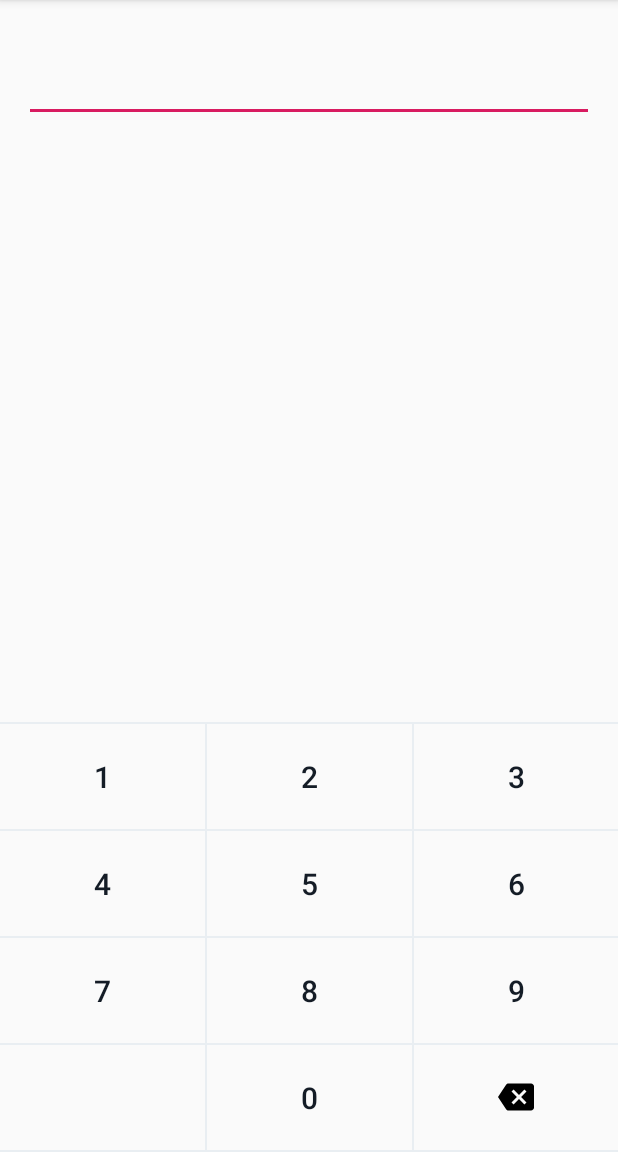
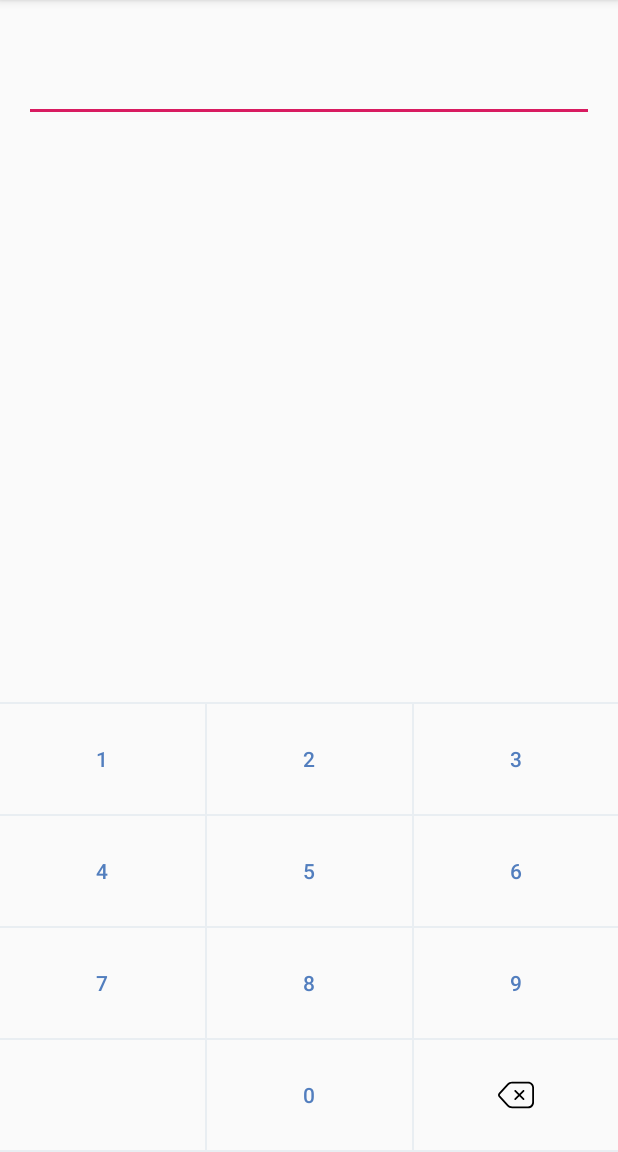
Before and after one commit to yusufcakmak/Victoria, an Android app: the screen it shows after launch (MainActivity), on a phone screen of 412 x 824 dp, the part 84-1236 px from its top. Run offline under Robolectric (Android 15) with nearby library versions, the phone set to English and light mode, and no system bars.

Commit message:
added styling controls

```diff
--- a/app/src/main/res/layout/activity_main.xml
+++ b/app/src/main/res/layout/activity_main.xml
@@ -7,7 +7,8 @@
         android:layout_height="match_parent"
         tools:context=".MainActivity">
 
-    <androidx.appcompat.widget.AppCompatEditText android:layout_width="match_parent"
+    <androidx.appcompat.widget.AppCompatEditText
+            android:layout_width="match_parent"
             android:id="@+id/et"
             android:layout_marginTop="36dp"
             android:layout_marginRight="16dp"
@@ -15,10 +16,13 @@
             android:layout_height="wrap_content"/>
 
 
-    <com.yusufcakmak.keyboard.NumberKeyboardView android:layout_width="match_parent"
+    <com.yusufcakmak.keyboard.NumberKeyboardView
+            android:layout_width="match_parent"
             android:layout_alignParentBottom="true"
             android:id="@+id/numView"
-                                                 android:layout_height="wrap_content">
+            app:keyNumberTextColor="@color/colorBlue"
+            app:keyNumberDividerColor="@color/colorDivider"
+            android:layout_height="300dp">
 
     </com.yusufcakmak.keyboard.NumberKeyboardView>
 
--- a/app/src/main/res/values/colors.xml
+++ b/app/src/main/res/values/colors.xml
@@ -3,4 +3,6 @@
     <color name="colorPrimary">#008577</color>
     <color name="colorPrimaryDark">#00574B</color>
     <color name="colorAccent">#D81B60</color>
+    <color name="colorBlue">#527EBE</color>
+    <color name="colorDivider">#E9EEF2</color>
 </resources>
--- a/app/src/main/res/values/styles.xml
+++ b/app/src/main/res/values/styles.xml
@@ -8,4 +8,5 @@
         <item name="colorAccent">@color/colorAccent</item>
     </style>
 
+
 </resources>
--- a/keyboard/build.gradle
+++ b/keyboard/build.gradle
@@ -11,6 +11,8 @@ android {
         targetSdkVersion 28
         versionCode 1
         versionName "1.0"
+
+        vectorDrawables.useSupportLibrary = true
 
         testInstrumentationRunner "androidx.test.runner.AndroidJUnitRunner"
 
--- a/keyboard/src/main/java/com/yusufcakmak/keyboard/NumberKeyboardView.kt
+++ b/keyboard/src/main/java/com/yusufcakmak/keyboard/NumberKeyboardView.kt
@@ -1,34 +1,67 @@
 package com.yusufcakmak.keyboard
 
 import android.content.Context
+import android.graphics.Color
+import android.graphics.PorterDuff
 import android.util.AttributeSet
 import android.view.View
 import android.widget.Button
+import android.widget.ImageView
 import android.widget.RelativeLayout
+import androidx.annotation.ColorRes
+import androidx.appcompat.widget.AppCompatImageView
+import androidx.core.content.ContextCompat
+import androidx.core.content.res.ResourcesCompat
+import androidx.core.graphics.drawable.DrawableCompat
 import androidx.core.view.forEach
+import androidx.core.widget.ImageViewCompat
+import androidx.core.widget.TextViewCompat
+import android.graphics.PorterDuffColorFilter
+
 
 class NumberKeyboardView @JvmOverloads
 constructor(context: Context, attrs: AttributeSet? = null, defStyleAttr: Int = 0) :
     RelativeLayout(context, attrs, defStyleAttr) {
 
+    private val numberButtonList: MutableList<Button> = ArrayList(SUM_KEYS)
+    private val dividerList: MutableList<View> = ArrayList(4)
+    private var listener: KeyboardListener? = null
+    private var btnDelete: RelativeLayout? = null
+    private var numberText = ""
+
     interface KeyboardListener {
         fun onNumberChanged(str: String)
     }
 
-    private val numberButtonList: MutableList<Button> = ArrayList(SUM_KEYS)
-    private var listener: KeyboardListener? = null
-    private var btnDelete: RelativeLayout? = null
-    private var numberText = ""
+    init {
+        val typedArray =
+            context.theme.obtainStyledAttributes(attrs, R.styleable.CustomKeyBoardStyle, defStyleAttr, defStyleAttr)
 
+        val btnColor =
+            typedArray.getColor(R.styleable.CustomKeyBoardStyle_keyNumberTextColor, Color.GRAY)
 
-    init {
-        inflateViews()
+        val dividerBackgroundColor =
+            typedArray.getColor(R.styleable.CustomKeyBoardStyle_keyNumberDividerColor, Color.GRAY)
+
+        typedArray.recycle()
+        inflateViews(dividerBackgroundColor)
+        setTextColorForButtons(btnColor)
     }
 
-    private fun inflateViews() {
+    private fun inflateViews(dividerColor: Int) {
         val container = View.inflate(context, R.layout.keyboard_layout, this)
+        btnDelete = container.findViewById(R.id.rlytDelete)
 
-        btnDelete = container.findViewById(R.id.rlytDelete)
+        dividerList.apply {
+            add(container.findViewById(R.id.divider0))
+            add(container.findViewById(R.id.divider1))
+            add(container.findViewById(R.id.divider2))
+            add(container.findViewById(R.id.divider3))
+        }
+
+        dividerList.forEach {
+            it.setBackgroundColor(dividerColor)
+        }
 
         numberButtonList.apply {
             add(container.findViewById(R.id.btn0))
@@ -43,11 +76,18 @@ constructor(context: Context, attrs: AttributeSet? = null, defStyleAttr: Int = 0
             add(container.findViewById(R.id.btn9))
         }
 
+
         prepareListeners()
     }
 
+    private fun setTextColorForButtons(btnColor: Int) {
+        numberButtonList.forEach {
+            it.setTextColor(btnColor)
+        }
+
+    }
+
     private fun prepareListeners() {
-
         numberButtonList.forEach { btn ->
             val selectedNumber = btn.text.toString()
             btn.setOnClickListener {
--- a/keyboard/src/main/res/drawable/ic_delete.xml
+++ /dev/null
@@ -1,4 +0,0 @@
-<vector android:height="24dp" android:viewportHeight="612"
-    android:viewportWidth="612" android:width="24dp" xmlns:android="http://schemas.android.com/apk/res/android">
-    <path android:fillColor="#FF000000" android:pathData="M561,76.5H178.5c-17.85,0 -30.6,7.65 -40.8,22.95L0,306l137.7,206.55c10.2,12.75 22.95,22.95 40.8,22.95H561c28.05,0 51,-22.95 51,-51v-357C612,99.45 589.05,76.5 561,76.5zM484.5,397.8l-35.7,35.7L357,341.7l-91.8,91.8l-35.7,-35.7l91.8,-91.8l-91.8,-91.8l35.7,-35.7l91.8,91.8l91.8,-91.8l35.7,35.7L392.7,306L484.5,397.8z"/>
-</vector>
--- /dev/null
+++ b/keyboard/src/main/res/drawable/ic_delete_num.xml
@@ -0,0 +1,5 @@
+<vector android:height="24dp" android:viewportHeight="489.425"
+    android:viewportWidth="489.425" android:width="24dp" xmlns:android="http://schemas.android.com/apk/res/android">
+    <path android:fillColor="#FF000000" android:pathData="M122.825,394.663c17.8,19.4 43.2,30.6 69.5,30.6h216.9c44.2,0 80.2,-36 80.2,-80.2v-200.7c0,-44.2 -36,-80.2 -80.2,-80.2h-216.9c-26.4,0 -51.7,11.1 -69.5,30.6l-111.8,121.7c-14.7,16.1 -14.7,40.3 0,56.4L122.825,394.663zM29.125,233.063l111.8,-121.8c13.2,-14.4 32,-22.6 51.5,-22.6h216.9c30.7,0 55.7,25 55.7,55.7v200.6c0,30.7 -25,55.7 -55.7,55.7h-217c-19.5,0 -38.3,-8.2 -51.5,-22.6l-111.7,-121.8C23.025,249.663 23.025,239.663 29.125,233.063z"/>
+    <path android:fillColor="#FF000000" android:pathData="M225.425,309.763c2.4,2.4 5.5,3.6 8.7,3.6s6.3,-1.2 8.7,-3.6l47.8,-47.8l47.8,47.8c2.4,2.4 5.5,3.6 8.7,3.6s6.3,-1.2 8.7,-3.6c4.8,-4.8 4.8,-12.5 0,-17.3l-47.9,-47.8l47.8,-47.8c4.8,-4.8 4.8,-12.5 0,-17.3s-12.5,-4.8 -17.3,0l-47.8,47.8l-47.8,-47.8c-4.8,-4.8 -12.5,-4.8 -17.3,0s-4.8,12.5 0,17.3l47.8,47.8l-47.8,47.8C220.725,297.263 220.725,304.962 225.425,309.763z"/>
+</vector>
--- a/keyboard/src/main/res/layout/keyboard_layout.xml
+++ b/keyboard/src/main/res/layout/keyboard_layout.xml
@@ -11,19 +11,21 @@
 
         <View android:layout_width="match_parent"
               android:background="@color/colorDivider"
+              android:id="@+id/divider0"
               android:layout_height="1dp"/>
 
         <LinearLayout
                 android:layout_width="match_parent"
                 android:orientation="horizontal"
-                android:layout_height="70dp">
+                android:layout_weight="1"
+                android:layout_height="0dp">
 
             <RelativeLayout android:layout_width="match_parent"
                             android:layout_weight="1"
                             android:layout_height="match_parent">
 
                 <Button
-                        style="@style/CustomButtonStyle"
+                        style="@style/CustomKeyBoardStyle"
                         android:layout_width="match_parent"
                         android:text="1"
                         android:id="@+id/btn1"
@@ -33,6 +35,7 @@
 
             <View android:layout_width="1dp"
                   android:background="@color/colorDivider"
+                  android:id="@+id/divider1"
                   android:layout_height="match_parent"/>
 
             <RelativeLayout android:layout_width="match_parent"
@@ -40,7 +43,7 @@
                             android:layout_height="match_parent">
 
                 <Button
-                        style="@style/CustomButtonStyle"
+                        style="@style/CustomKeyBoardStyle"
                         android:layout_width="match_parent"
                         android:text="2"
                         android:id="@+id/btn2"
@@ -49,6 +52,7 @@
 
             <View android:layout_width="1dp"
                   android:background="@color/colorDivider"
+                  android:id="@+id/divider2"
                   android:layout_height="match_parent"/>
 
             <RelativeLayout android:layout_width="match_parent"
@@ -56,7 +60,7 @@
                             android:layout_height="match_parent">
 
                 <Button
-                        style="@style/CustomButtonStyle"
+                        style="@style/CustomKeyBoardStyle"
                         android:layout_width="match_parent"
                         android:text="3"
                         android:id="@+id/btn3"
@@ -67,18 +71,20 @@
 
         <View android:layout_width="match_parent"
               android:background="@color/colorDivider"
+              android:id="@+id/divider3"
               android:layout_height="1dp"/>
 
         <LinearLayout
                 android:layout_width="match_parent"
-                android:layout_height="70dp">
+                android:layout_weight="1"
+                android:layout_height="0dp">
 
             <RelativeLayout android:layout_width="match_parent"
                             android:layout_weight="1"
                             android:layout_height="match_parent">
 
                 <Button
-                        style="@style/CustomButtonStyle"
+                        style="@style/CustomKeyBoardStyle"
                         android:layout_width="match_parent"
                         android:text="4"
                         android:id="@+id/btn4"
@@ -95,7 +101,7 @@
                             android:layout_height="match_parent">
 
                 <Button
-                        style="@style/CustomButtonStyle"
+                        style="@style/CustomKeyBoardStyle"
                         android:layout_width="match_parent"
                         android:text="5"
                         android:id="@+id/btn5"
@@ -111,7 +117,7 @@
                             android:layout_height="match_parent">
 
                 <Button
-                        style="@style/CustomButtonStyle"
+                        style="@style/CustomKeyBoardStyle"
                         android:layout_width="match_parent"
                         android:text="6"
                         android:id="@+id/btn6"
@@ -126,14 +132,15 @@
 
         <LinearLayout
                 android:layout_width="match_parent"
-                android:layout_height="70dp">
+                android:layout_weight="1"
+                android:layout_height="0dp">
 
             <RelativeLayout android:layout_width="match_parent"
                             android:layout_weight="1"
                             android:layout_height="match_parent">
 
                 <Button
-                        style="@style/CustomButtonStyle"
+                        style="@style/CustomKeyBoardStyle"
                         android:layout_width="match_parent"
                         android:text="7"
                         android:id="@+id/btn7"
@@ -150,7 +157,7 @@
                             android:layout_height="match_parent">
 
                 <Button
-                        style="@style/CustomButtonStyle"
+                        style="@style/CustomKeyBoardStyle"
                         android:layout_width="match_parent"
                         android:text="8"
                         android:id="@+id/btn8"
@@ -166,7 +173,7 @@
                             android:layout_height="match_parent">
 
                 <Button
-                        style="@style/CustomButtonStyle"
+                        style="@style/CustomKeyBoardStyle"
                         android:layout_width="match_parent"
                         android:text="9"
                         android:id="@+id/btn9"
@@ -181,7 +188,8 @@
 
         <LinearLayout
                 android:layout_width="match_parent"
-                android:layout_height="70dp">
+                android:layout_weight="1"
+                android:layout_height="0dp">
 
             <RelativeLayout android:layout_width="match_parent"
                             android:layout_weight="1"
@@ -199,7 +207,7 @@
                             android:layout_height="match_parent">
 
                 <Button
-                        style="@style/CustomButtonStyle"
+                        style="@style/CustomKeyBoardStyle"
                         android:layout_width="match_parent"
                         android:text="0"
                         android:id="@+id/btn0"
@@ -217,7 +225,8 @@
 
                 <androidx.appcompat.widget.AppCompatImageView
                         android:layout_width="wrap_content"
-                        android:background="@drawable/ic_delete"
+                        android:background="@drawable/ic_delete_num"
+                        android:id="@+id/ivDelete"
                         android:layout_centerInParent="true"
                         android:layout_height="wrap_content"/>
 
--- /dev/null
+++ b/keyboard/src/main/res/values/attrs.xml
@@ -0,0 +1,11 @@
+<?xml version="1.0" encoding="utf-8"?>
+<resources>
+    <declare-styleable name="CustomKeyBoardStyle">
+        <attr name="keyNumberTextColor" format="reference"/>
+        <attr name="keyNumberDividerColor" format="reference"/>
+        <attr name="keyNumberDividerBackgroundColor" format="reference"/>
+        <attr name="keyNumberStyle" format="reference"/>
+    </declare-styleable>
+
+
+</resources>
--- a/keyboard/src/main/res/values/colors.xml
+++ b/keyboard/src/main/res/values/colors.xml
@@ -8,6 +8,7 @@
 
     <color name="colorBlack">#141C26</color>
     <color name="colorRed">#EA7171</color>
+    <color name="colorDarkRed">#BD1A1A</color>
     <color name="colorWhite">#fff</color>
 
     <color name="colorDivider">#E9EEF2</color>
--- a/keyboard/src/main/res/values/styles.xml
+++ b/keyboard/src/main/res/values/styles.xml
@@ -9,10 +9,15 @@
         <item name="android:windowDisablePreview">true</item>
     </style>
 
-    <style name="CustomButtonStyle" parent="@style/Widget.AppCompat.Button.Borderless">
+    <style name="CustomKeyBoardStyle" parent="@style/Widget.AppCompat.Button.Borderless">
+
+    </style>
+
+    <style name="NumberKeyboardView" parent="CustomKeyBoardStyle">
         <item name="android:textSize">20sp</item>
         <item name="android:textColor">@color/colorBlack</item>
         <item name="android:layout_height">70dp</item>
     </style>
 
+
 </resources>
```
Lines whose indentation alone changed are shown as unchanged.
